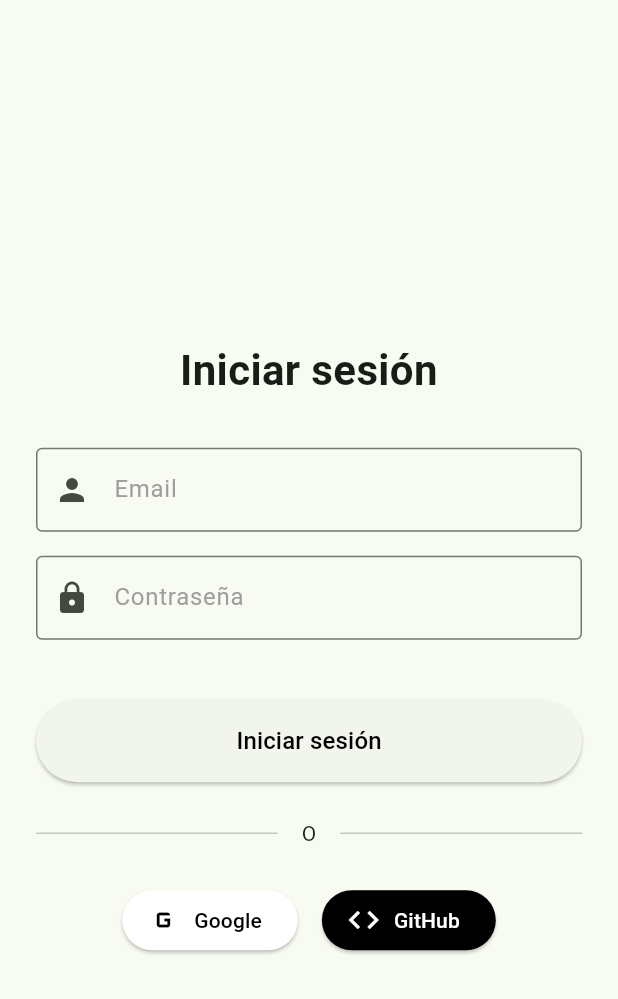
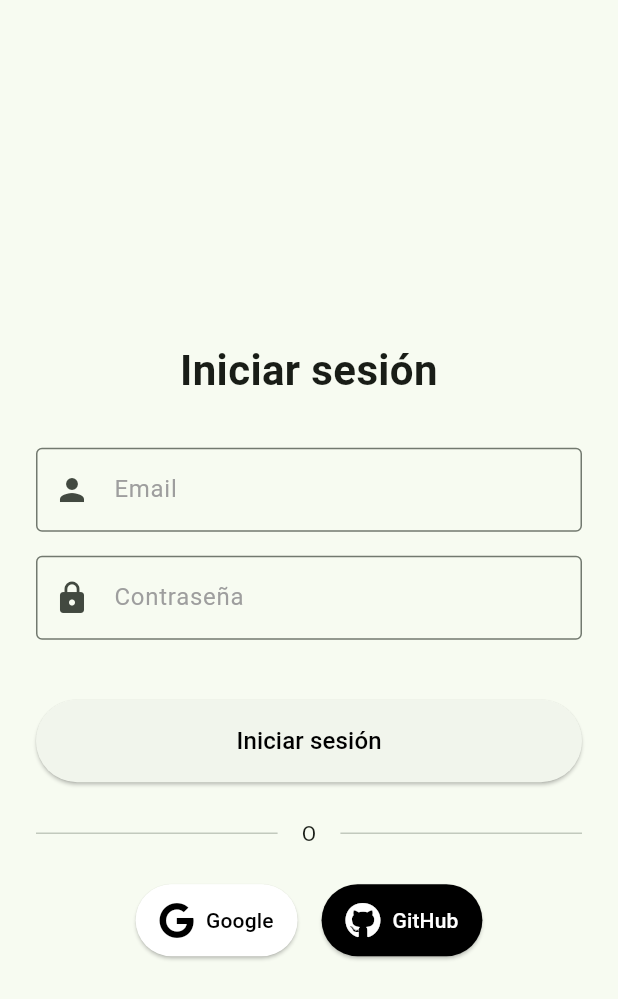
Before and after one commit to pes2425q2-t-gei-upc/Eco-move_frontend, a Flutter app: the LoginScreen screen opened directly, on a phone screen of 412 x 824 dp. Shown: the top 999 px of the screen. Run offline on Flutter 3.47's test engine with Material 3 defaults, Android fonts, the phone set to English and light mode, and no system bars; our stand-ins replace flutter_map, flutter_masked_text2, flutter_secure_storage, font_awesome_flutter, geolocator, latlong2; accounts and stored records are empty; network calls fail.

Commit message:
style: canviar logos

```diff
--- a/lib/log_in.dart
+++ b/lib/log_in.dart
@@ -2,6 +2,8 @@ import 'dart:convert';
 import 'package:flutter/material.dart';
 import 'package:http/http.dart' as http;
 import 'package:flutter_secure_storage/flutter_secure_storage.dart';
+import 'package:font_awesome_flutter/font_awesome_flutter.dart';
+
 
 
 
@@ -226,11 +228,12 @@ class _LoginScreenState extends State<LoginScreen> {
                       onPressed: () {
                         // Implement Google sign in
                       },
-                      icon: const Icon(Icons.g_mobiledata, size: 24),
+                      icon: const FaIcon(FontAwesomeIcons.google, size: 24, color: Colors.black,),
                       label: const Text('Google'),
                       style: ElevatedButton.styleFrom(
                         backgroundColor: Colors.white,
                         foregroundColor: Colors.black,
+                        padding: const EdgeInsets.symmetric(horizontal: 16, vertical: 12),
                       ),
                     ),
                     const SizedBox(width: 16),
@@ -239,11 +242,12 @@ class _LoginScreenState extends State<LoginScreen> {
                       onPressed: () {
                         // Implement GitHub sign in
                       },
-                      icon: const Icon(Icons.code, size: 24),
+                      icon: const FaIcon(FontAwesomeIcons.github, size: 24, color: Colors.white,),
                       label: const Text('GitHub'),
                       style: ElevatedButton.styleFrom(
                         backgroundColor: Colors.black,
                         foregroundColor: Colors.white,
+                        padding: const EdgeInsets.symmetric(horizontal: 16, vertical: 12),
                       ),
                     ),
                   ],
--- a/pubspec.yaml
+++ b/pubspec.yaml
@@ -36,6 +36,7 @@ dependencies:
   geolocator: ^10.1.0
   flutter_masked_text2: ^0.9.1
   flutter_secure_storage: ^5.0.2
+  font_awesome_flutter: ^10.4.0
 
 
 
```
